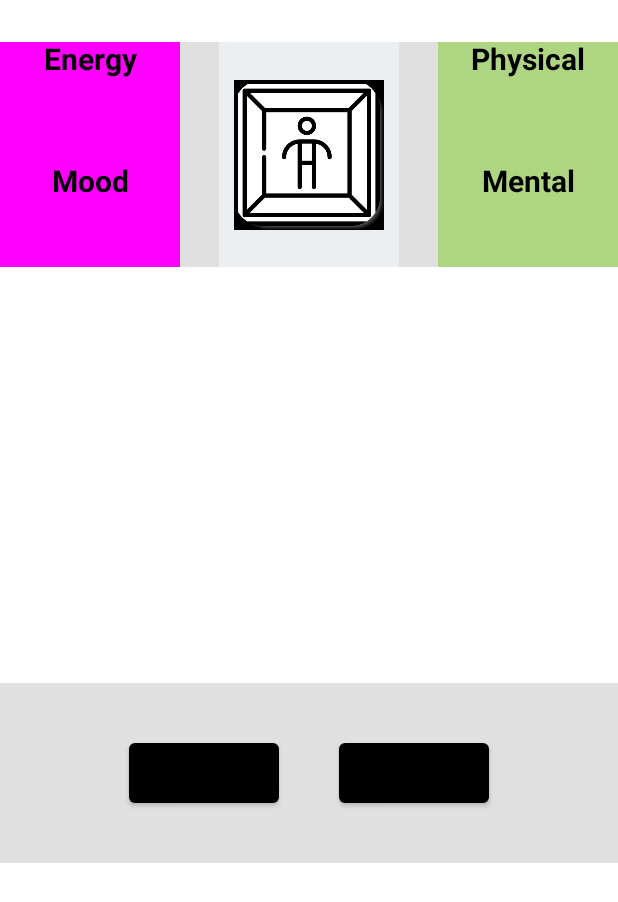
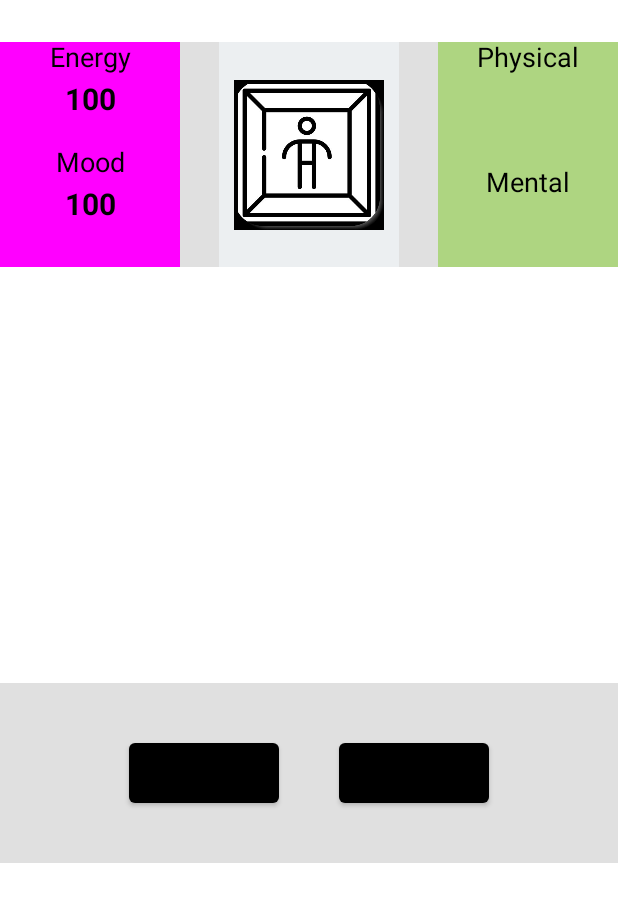
Before and after one commit to technexx/AThirdJetpackComposeStory, an Android app built with Jetpack Compose: the screen it shows after launch (MainActivity), on a phone screen of 412 x 824 dp. Shown: the top 902 px of the screen. Run offline under Robolectric (Android 15) with nearby library versions, the phone set to English and light mode, and no system bars; our stand-ins replace constraintlayout-compose.

Commit message:
more stat layout stuff

```diff
--- a/app/src/main/java/a/third/jetpack/compose/myapplication/MainActivity.kt
+++ b/app/src/main/java/a/third/jetpack/compose/myapplication/MainActivity.kt
@@ -24,6 +24,7 @@ import androidx.compose.ui.res.colorResource
 import androidx.compose.ui.res.painterResource
 import androidx.compose.ui.text.font.FontStyle
 import androidx.compose.ui.text.font.FontWeight
+import androidx.compose.ui.text.style.TextAlign
 import androidx.compose.ui.unit.dp
 import androidx.compose.ui.unit.sp
 import androidx.constraintlayout.compose.ConstraintLayout
@@ -84,12 +85,15 @@ fun FullView() {
                     .fillMaxHeight()
                     .width(120.dp)
                     .background(colorResource(id = R.color.android_magenta)),
-                    verticalArrangement = Arrangement.SpaceBetween,
+//                    verticalArrangement = Arrangement.SpaceBetween,
                     horizontalAlignment = Alignment.CenterHorizontally
                 )
                 {
-                    StatText(textString = "Energy", 0, 0, 0, 0)
-                    StatText(textString = "Mood", 0, 45, 0, 0)
+                    StatTextHeader(textString = "Energy", 0, 0, 0, 0)
+                    StatTextBody(100, topPadding = 5)
+
+                    StatTextHeader(textString = "Mood", 20, 0, 0, 0)
+                    StatTextBody(100, topPadding = 5)
                 }
 
                 Column(modifier = Modifier
@@ -116,8 +120,8 @@ fun FullView() {
                     verticalArrangement = Arrangement.SpaceBetween,
                     horizontalAlignment = Alignment.CenterHorizontally) {
 
-                    StatText("Physical",0, 0, 0, 0)
-                    StatText("Mental", 0, 45, 0, 0)
+                    StatTextHeader("Physical",0, 0, 0, 0)
+                    StatTextHeader("Mental", 0, 45, 0, 0)
                 }
             }
         }
@@ -167,13 +171,21 @@ fun FullView() {
 }
 
 @Composable
-private fun StatText(textString: String, topPadding: Int, bottomPadding: Int, startPadding: Int, endPadding: Int) {
-    Text(text = textString, color = Color.Black, fontSize = 20.sp, fontWeight = FontWeight.Bold,
+private fun StatTextHeader(textString: String, topPadding: Int, bottomPadding: Int, startPadding: Int, endPadding: Int) {
+    Text(text = textString, color = Color.Black, fontSize = 18.sp,
         modifier = Modifier
             .padding(top = topPadding.dp)
             .padding(bottom = bottomPadding.dp)
             .padding(start = startPadding.dp)
             .padding(end = endPadding.dp)
+    )
+}
+
+@Composable
+private fun StatTextBody(statValue: Int,  topPadding: Int) {
+    Text(text = statValue.toString(), color = Color.Black, fontSize = 20.sp, fontWeight = FontWeight.Bold,
+        modifier = Modifier
+            .padding(top = topPadding.dp)
     )
 }
 
```
